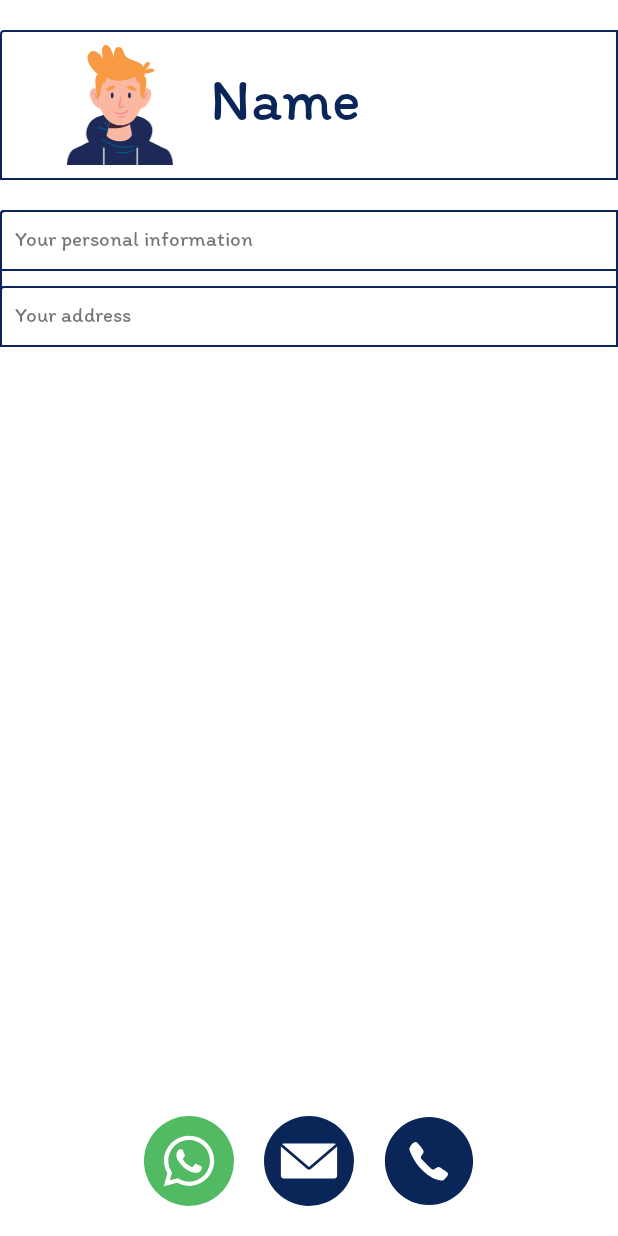
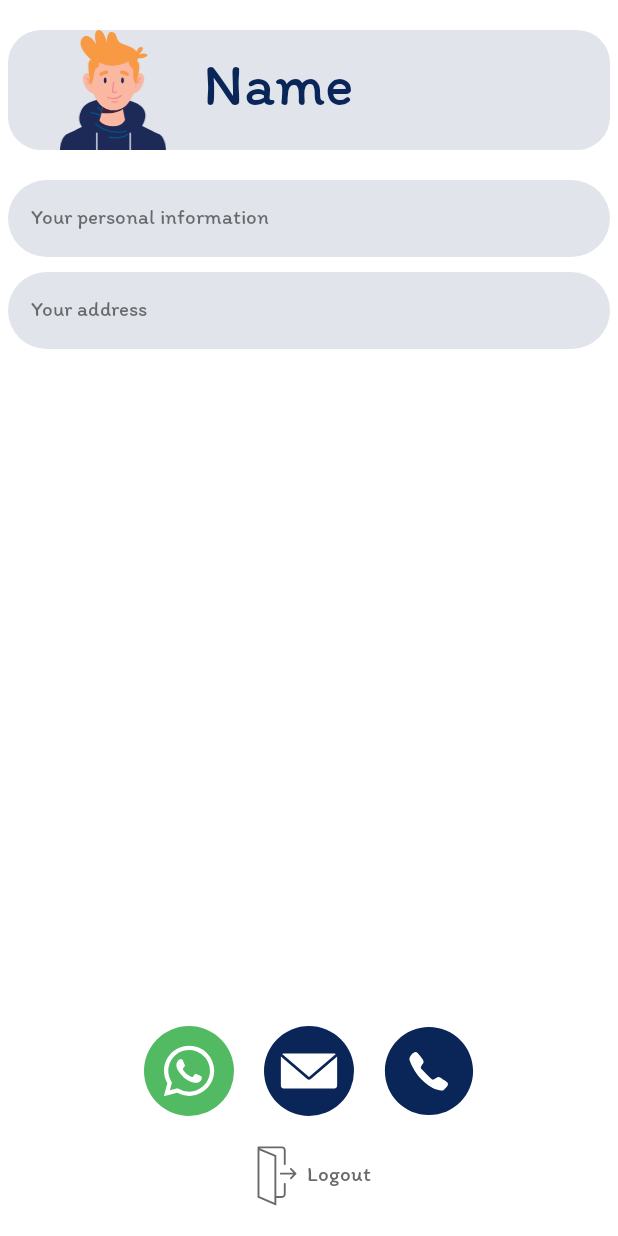
Before and after one commit to AbdulghffarSh/Book-and-Drink, an Android app: the layout fragment_profile.xml on its own in the app's theme, with its tools: preview values and no code run, on a phone screen of 412 x 824 dp. Run offline under Robolectric (Android 15) with nearby library versions, the phone set to English and light mode, and no system bars.

Commit message:
Book&Drink App

```diff
--- /dev/null
+++ b/app/src/main/res/drawable/ic_logout.xml
@@ -0,0 +1,12 @@
+<vector xmlns:android="http://schemas.android.com/apk/res/android"
+    android:width="64dp"
+    android:height="64dp"
+    android:viewportWidth="64"
+    android:viewportHeight="64">
+  <path
+      android:fillColor="#6A6969"
+      android:pathData="M52.4502,28.7679l-5,-4.999c-0.3769,-0.377 -0.9902,-0.377 -1.3672,0c-0.3779,0.3779 -0.3779,0.9902 0,1.3672l3.3172,3.3164H35.2666v2h14.1321l-3.3157,3.3164c-0.3779,0.3779 -0.3779,0.9902 0,1.3672c0.1885,0.1885 0.4366,0.2832 0.6836,0.2832c0.2471,0 0.4951,-0.0947 0.6836,-0.2832l5,-5.001c0.1817,-0.1816 0.2832,-0.4277 0.2832,-0.6836C52.7334,29.1947 52.6319,28.9496 52.4502,28.7679z"/>
+  <path
+      android:fillColor="#6A6969"
+      android:pathData="M40.2666,39.4524c-0.5527,0 -1,0.4473 -1,1v10.79c0,1.043 -0.831,2.21 -1.9433,2.21h-6.0567V11.2395V9.8678L30.0192,9.334L14.0765,2.5645l-0.2607,-0.112h23.5075c1.2168,0 1.9433,0.9922 1.9433,1.9512v15.0488c0,0.5527 0.4473,1 1,1c0.5528,0 1,-0.4473 1,-1V4.4036c0,-2.1787 -1.7685,-3.9512 -3.9433,-3.9512H12.2666c-0.5216,0 -0.9359,0.4029 -0.9823,0.9124L11.2666,1.3572V1.4525V55.034l17.1855,7.3064l2.8145,1.2071v-3.0951v-5h6.0567c2.3584,0 3.9433,-2.1768 3.9433,-4.21V40.4524C41.2666,39.8997 40.8194,39.4524 40.2666,39.4524zM29.2666,11.2395v49.213l-16,-6.7767V4.4524l15.9907,6.7728l0.0093,0.0039V11.2395z"/>
+</vector>
--- a/app/src/main/res/layout/fragment_profile.xml
+++ b/app/src/main/res/layout/fragment_profile.xml
@@ -5,18 +5,16 @@
     android:layout_height="match_parent"
     tools:context=".profileFragment"
     android:orientation="vertical"
+    android:paddingHorizontal="5dp"
     >
-
-
 
     <RelativeLayout
         android:id="@+id/profileData"
-        android:layout_marginTop="20dp"
         android:layout_width="match_parent"
         android:layout_height="wrap_content"
-        android:background="@drawable/border"
-        android:padding="10dp"
-        >
+        android:layout_marginTop="20dp"
+        android:background="@drawable/rounded_button"
+        android:backgroundTint="#E1E5EB">
 
 
         <ImageView
@@ -49,7 +47,6 @@
         android:layout_marginTop="20dp"
         android:layout_width="match_parent"
         android:layout_height="wrap_content"
-        android:background="@drawable/border"
         android:orientation="vertical"
         >
 
@@ -59,8 +56,8 @@
             android:layout_height="wrap_content"
             android:text="Your personal information"
             android:fontFamily="@font/itim"
-            android:background="@drawable/border"
-            android:padding="10dp"
+            android:background="@drawable/rounded_edittext"
+            android:padding="15dp"
             />
         <Space
             android:layout_width="match_parent"
@@ -71,17 +68,18 @@
             android:layout_height="wrap_content"
             android:text="Your address"
             android:fontFamily="@font/itim"
-            android:background="@drawable/border"
-            android:padding="10dp"
+            android:background="@drawable/rounded_edittext"
+            android:padding="15dp"
             />
 
 
     </LinearLayout>
 
     <RelativeLayout
+        android:id="@+id/contact"
         android:layout_width="match_parent"
         android:layout_height="wrap_content"
-        android:layout_alignParentBottom="true"
+        android:layout_above="@+id/logout"
         android:layout_marginBottom="20dp"
         android:gravity="center">
 
@@ -91,33 +89,56 @@
             android:layout_height="60dp"
             android:background="@null"
             android:scaleType="fitCenter"
-            android:src="@drawable/ic_whatsapp"
-            />
+            android:src="@drawable/ic_whatsapp" />
 
         <androidx.appcompat.widget.AppCompatImageButton
             android:id="@+id/emailButton"
             android:layout_width="60dp"
             android:layout_height="60dp"
+            android:layout_marginStart="20dp"
+            android:layout_toRightOf="@+id/whatsappButton"
             android:background="@null"
             android:scaleType="fitCenter"
-            android:src="@drawable/ic_email"
-            android:layout_toRightOf="@+id/whatsappButton"
-            android:layout_marginStart="20dp"
-            />
+            android:src="@drawable/ic_email" />
 
         <androidx.appcompat.widget.AppCompatImageButton
             android:id="@+id/callButton"
             android:layout_width="60dp"
             android:layout_height="60dp"
+            android:layout_marginStart="20dp"
+            android:layout_toRightOf="@+id/emailButton"
             android:background="@null"
             android:scaleType="fitCenter"
             android:src="@drawable/ic_call"
-            android:layout_marginStart="20dp"
-            android:layout_toRightOf="@+id/emailButton"
 
             />
+    </RelativeLayout>
+
+    <LinearLayout
+        android:id="@+id/logout"
+        android:layout_width="match_parent"
+        android:layout_height="wrap_content"
+        android:layout_alignParentBottom="true"
+        android:layout_marginBottom="20dp"
+        android:clickable="true"
+        android:gravity="center"
+        android:onClick="logout"
+        android:orientation="horizontal">
+
+        <ImageView
+            android:layout_width="40dp"
+            android:layout_height="40dp"
+            android:scaleType="fitCenter"
+            android:src="@drawable/ic_logout" />
+
+        <TextView
+            android:layout_width="wrap_content"
+            android:layout_height="wrap_content"
+            android:fontFamily="@font/itim"
+            android:text="Logout"
+            android:textColor="#6A6969" />
+
+    </LinearLayout>
 
 
-    </RelativeLayout>
-
 </RelativeLayout>
```
